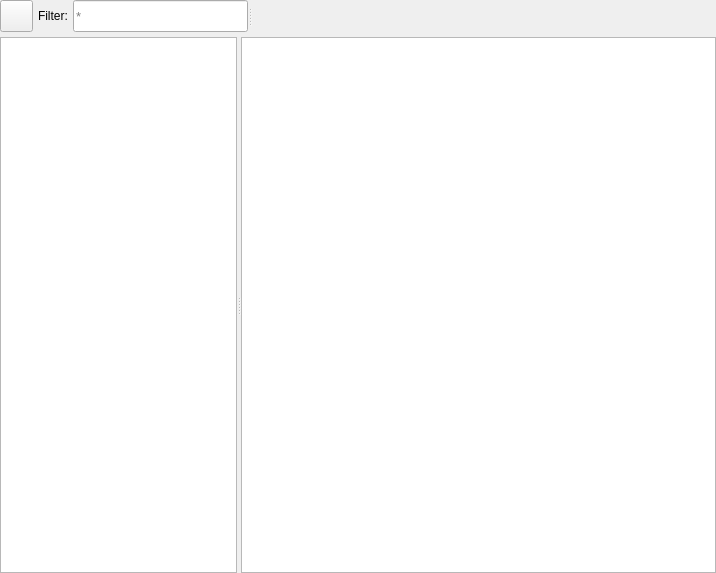
Before: the Qt Designer form src/conan_app_launcher/ui/views/package_explorer/package_explorer.ui in goszpeti/conan_explorer, drawn with Qt 5.
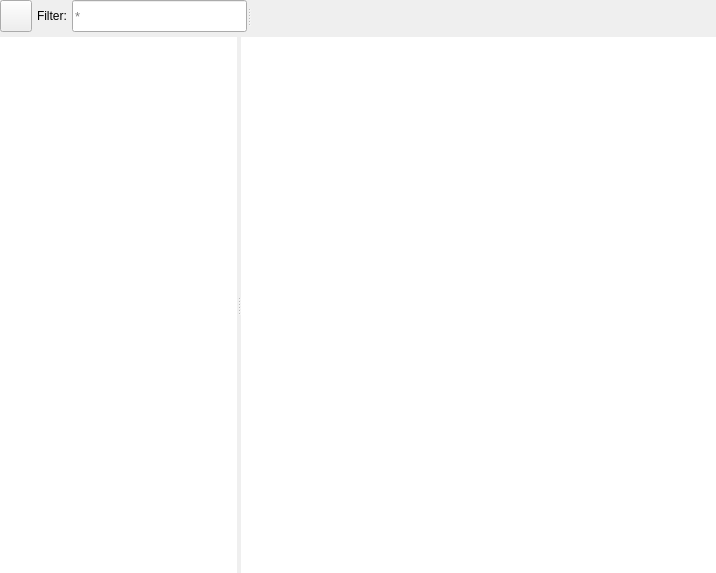
After: the same form once the commit is applied.

The edit to the form file:
```diff
--- a/src/conan_app_launcher/ui/views/package_explorer/package_explorer.ui
+++ b/src/conan_app_launcher/ui/views/package_explorer/package_explorer.ui
@@ -53,7 +53,7 @@
        </property>
        <property name="maximumSize">
         <size>
-         <width>33</width>
+         <width>32</width>
          <height>32</height>
         </size>
        </property>
@@ -216,6 +216,9 @@
         <height>0</height>
        </size>
       </property>
+      <property name="frameShape">
+       <enum>QFrame::NoFrame</enum>
+      </property>
       <property name="sizeAdjustPolicy">
        <enum>QAbstractScrollArea::AdjustToContents</enum>
       </property>
@@ -251,6 +254,9 @@
         <height>0</height>
        </size>
       </property>
+      <property name="frameShape">
+       <enum>QFrame::NoFrame</enum>
+      </property>
       <property name="sizeAdjustPolicy">
        <enum>QAbstractScrollArea::AdjustToContents</enum>
       </property>
```
